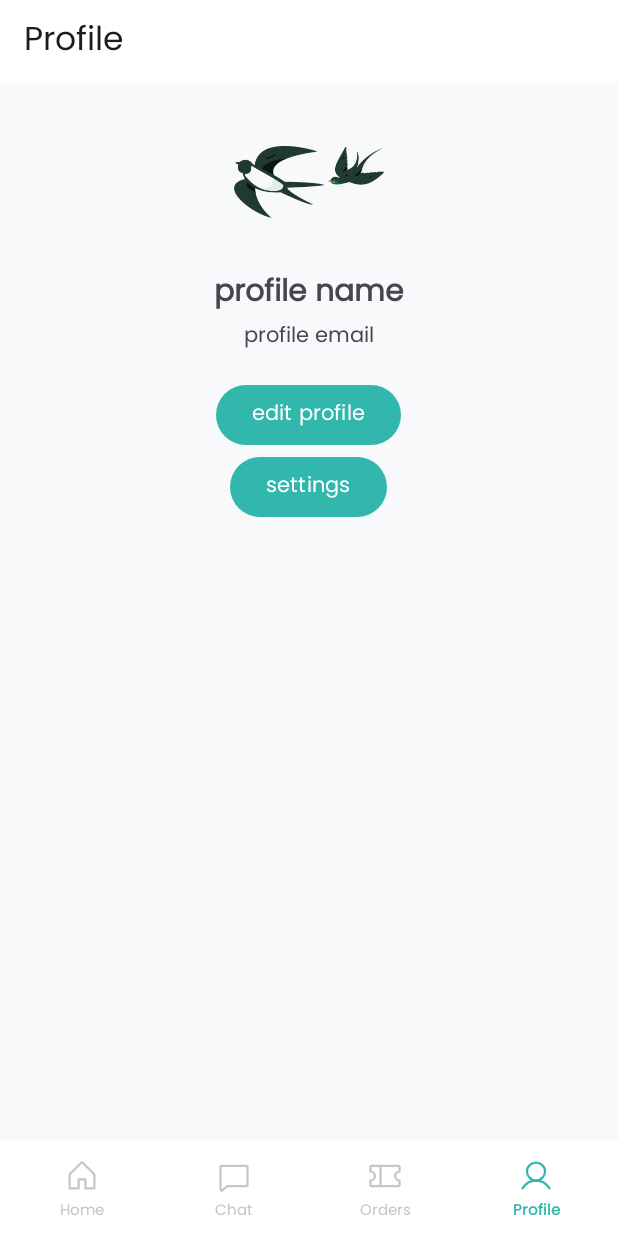
After one commit to ENTS-H104/highking-mobile-app, an Android app: the ProfileFragment screen opened through its navigation route, on a phone screen of 412 x 824 dp. The commit adds this screen. Run offline under Robolectric (Android 15) with nearby library versions, the phone set to English and light mode, and no system bars; our stand-ins replace navigation-ui.

Commit message:
style: chat, orders, profile navigation

```diff
--- a/app/src/main/java/com/entsh104/highking/ui/adapters/TripsAdapter.kt
+++ b/app/src/main/java/com/entsh104/highking/ui/adapters/TripsAdapter.kt
@@ -63,7 +63,7 @@ class TripsAdapter(private val trips: List<Trip>, private val isHorizontal: Bool
 
             // Set click listener to navigate to detail trip
             itemView.setOnClickListener {
-                val action = ListTripFragmentDirections.actionListTripFragmentToDetailTripFragment(trip)
+                val action = ListTripFragmentDirections.actionListTripToDetailTrip(trip)
                 itemView.findNavController().navigate(action)
             }
         }
--- /dev/null
+++ b/app/src/main/java/com/entsh104/highking/ui/cust/profile/ProfileFragment.kt
@@ -0,0 +1,28 @@
+package com.entsh104.highking.ui.cust.profile
+
+import android.os.Bundle
+import android.view.LayoutInflater
+import android.view.View
+import android.view.ViewGroup
+import androidx.fragment.app.Fragment
+import com.entsh104.highking.R
+import com.entsh104.highking.databinding.FragmentCustProfileBinding
+
+class ProfileFragment : Fragment() {
+
+    private var _binding: FragmentCustProfileBinding? = null
+    private val binding get() = _binding!!
+
+    override fun onCreateView(
+        inflater: LayoutInflater, container: ViewGroup?,
+        savedInstanceState: Bundle?
+    ): View? {
+        _binding = FragmentCustProfileBinding.inflate(inflater, container, false)
+        return binding.root
+    }
+
+    override fun onDestroyView() {
+        super.onDestroyView()
+        _binding = null
+    }
+}
--- /dev/null
+++ b/app/src/main/res/layout/fragment_cust_chat.xml
@@ -0,0 +1,5 @@
+<?xml version="1.0" encoding="utf-8"?>
+<androidx.recyclerview.widget.RecyclerView xmlns:android="http://schemas.android.com/apk/res/android"
+    android:layout_width="match_parent"
+    android:layout_height="match_parent"
+    android:id="@+id/recyclerViewChat" />
--- /dev/null
+++ b/app/src/main/res/layout/fragment_cust_profile.xml
@@ -0,0 +1,48 @@
+<?xml version="1.0" encoding="utf-8"?>
+<ScrollView xmlns:android="http://schemas.android.com/apk/res/android"
+    xmlns:tools="http://schemas.android.com/tools"
+    android:layout_width="match_parent"
+    android:layout_height="match_parent"
+    android:padding="16dp"
+    tools:context=".ui.cust.profile.ProfileFragment">
+
+    <LinearLayout
+        android:layout_width="match_parent"
+        android:layout_height="wrap_content"
+        android:orientation="vertical">
+
+        <ImageView
+            android:layout_width="100dp"
+            android:layout_height="100dp"
+            android:layout_gravity="center"
+            android:src="@drawable/iv_illustration_auth" />
+
+        <TextView
+            android:layout_width="wrap_content"
+            android:layout_height="wrap_content"
+            android:layout_gravity="center"
+            android:layout_marginTop="8dp"
+            android:text="profile name"
+            android:textSize="20sp"
+            android:textStyle="bold" />
+
+        <TextView
+            android:layout_width="wrap_content"
+            android:layout_height="wrap_content"
+            android:layout_gravity="center"
+            android:text="profile email" />
+
+        <Button
+            android:layout_width="wrap_content"
+            android:layout_height="wrap_content"
+            android:layout_gravity="center"
+            android:layout_marginTop="16dp"
+            android:text="edit profile" />
+
+        <Button
+            android:layout_width="wrap_content"
+            android:layout_height="wrap_content"
+            android:layout_gravity="center"
+            android:text="settings" />
+    </LinearLayout>
+</ScrollView>
--- a/app/src/main/res/navigation/nav_graph_cust.xml
+++ b/app/src/main/res/navigation/nav_graph_cust.xml
@@ -2,35 +2,53 @@
     xmlns:app="http://schemas.android.com/apk/res-auto"
     xmlns:tools="http://schemas.android.com/tools"
     android:id="@+id/nav_graph_cust"
-    app:startDestination="@id/berandaFragment">
+    app:startDestination="@id/nav_home">
 
     <fragment
-        android:id="@+id/berandaFragment"
+        android:id="@+id/nav_home"
         android:name="com.entsh104.highking.ui.cust.beranda.BerandaFragment"
-        android:label="fragment_cust_beranda"
+        android:label="Home"
         tools:layout="@layout/fragment_cust_beranda">
         <action
-            android:id="@+id/action_berandaFragment_to_listTripFragment"
-            app:destination="@id/listTripFragment" />
+            android:id="@+id/action_home_to_listTrip"
+            app:destination="@id/nav_listTrip" />
     </fragment>
 
     <fragment
-        android:id="@+id/listTripFragment"
+        android:id="@+id/nav_listTrip"
         android:name="com.entsh104.highking.ui.cust.trip.ListTripFragment"
-        android:label="fragment_cust_list_trip"
+        android:label="List Trip"
         tools:layout="@layout/fragment_cust_list_trip">
         <action
-            android:id="@+id/action_listTripFragment_to_detailTripFragment"
-            app:destination="@id/detailTripFragment" />
+            android:id="@+id/action_listTrip_to_detailTrip"
+            app:destination="@id/nav_detailTrip" />
     </fragment>
 
     <fragment
-        android:id="@+id/detailTripFragment"
+        android:id="@+id/nav_detailTrip"
         android:name="com.entsh104.highking.ui.cust.detailTrip.DetailTripFragment"
-        android:label="fragment_cust_detail_trip"
+        android:label="Detail Trip"
         tools:layout="@layout/fragment_cust_detail_trip">
         <argument
             android:name="trip"
             app:argType="com.entsh104.highking.ui.model.Trip" />
     </fragment>
+
+    <fragment
+        android:id="@+id/nav_chat"
+        android:name="com.entsh104.highking.ui.cust.chat.ChatFragment"
+        android:label="Chat"
+        tools:layout="@layout/fragment_cust_chat" />
+
+    <fragment
+        android:id="@+id/nav_orders"
+        android:name="com.entsh104.highking.ui.cust.ticket.TicketFragment"
+        android:label="Orders"
+        tools:layout="@layout/fragment_cust_ticket" />
+
+    <fragment
+        android:id="@+id/nav_profile"
+        android:name="com.entsh104.highking.ui.cust.profile.ProfileFragment"
+        android:label="Profile"
+        tools:layout="@layout/fragment_cust_profile" />
 </navigation>
```
Also changed, not shown: app/src/main/java/com/entsh104/highking/ui/cust/beranda/BerandaFragment.kt (+11 -1 lines), app/src/main/java/com/entsh104/highking/ui/cust/chat/ChatFragment.kt (added, +34 -0 lines), app/src/main/java/com/entsh104/highking/ui/cust/ticket/TicketFragment.kt (added, +41 -0 lines), app/src/main/res/layout/fragment_cust_ticket.xml (added, +24 -0 lines).
